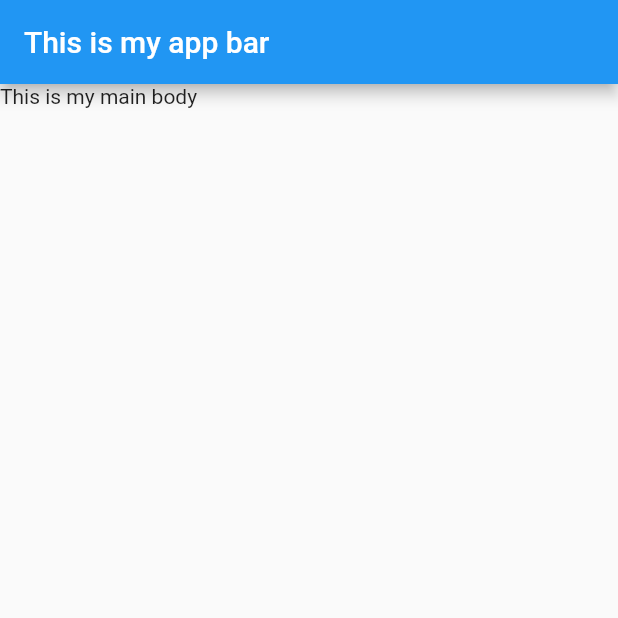
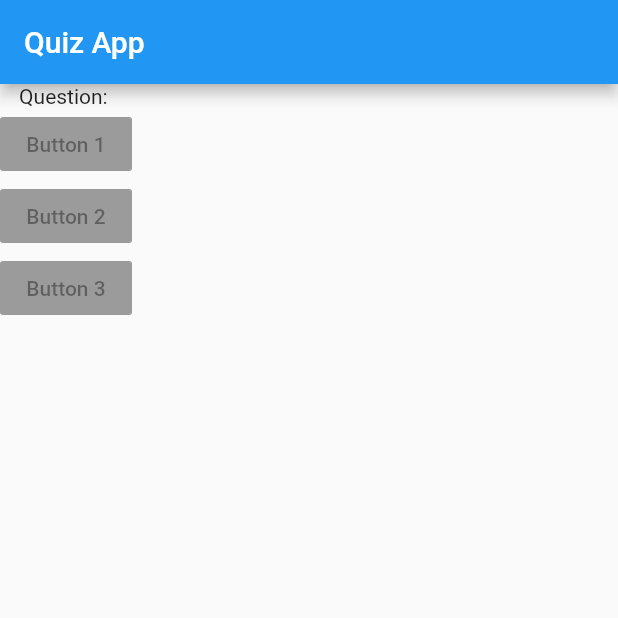
Before and after one commit to ashshekhar/first-flutter-app, a Flutter app: the screen it shows after launch, on a phone screen of 412 x 824 dp, the top half of it. Run offline on Flutter 3.47's test engine with Material 2 defaults, Android fonts, the phone set to English and light mode, and no system bars.

Commit message:
Use Column() and RaisedButton()

```diff
--- a/lib/main.dart
+++ b/lib/main.dart
@@ -12,9 +12,25 @@ class MyApp extends StatelessWidget {
     return MaterialApp(
         home: Scaffold(
       appBar: AppBar(
-        title: Text("This is my app bar"),
+        title: Text("Quiz App"),
       ),
-      body: Text("This is my main body"),
+      body: Column(
+        children: [
+          Text("Question: "),
+          RaisedButton(
+            child: Text("Button 1"),
+            onPressed: null,
+          ),
+          RaisedButton(
+            child: Text("Button 2"),
+            onPressed: null,
+          ),
+          RaisedButton(
+            child: Text("Button 3"),
+            onPressed: null,
+          ),
+        ],
+      ),
     ));
   }
 }
```
